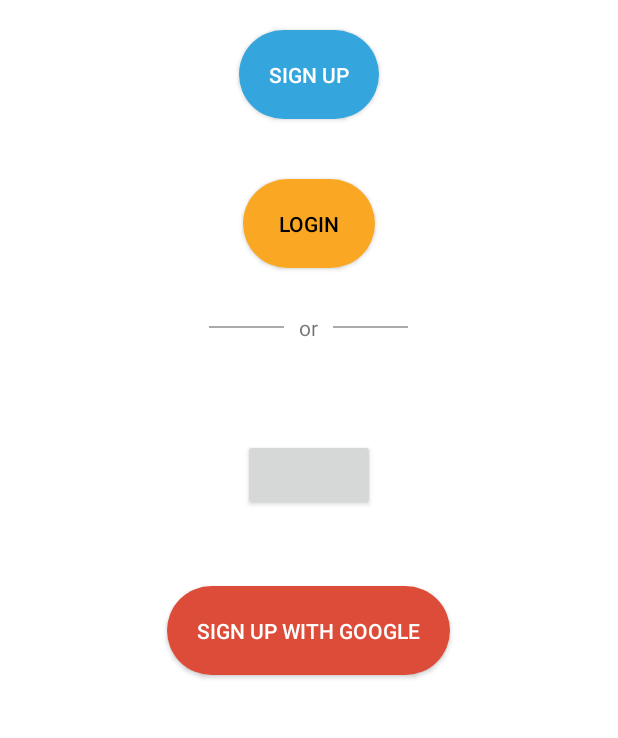
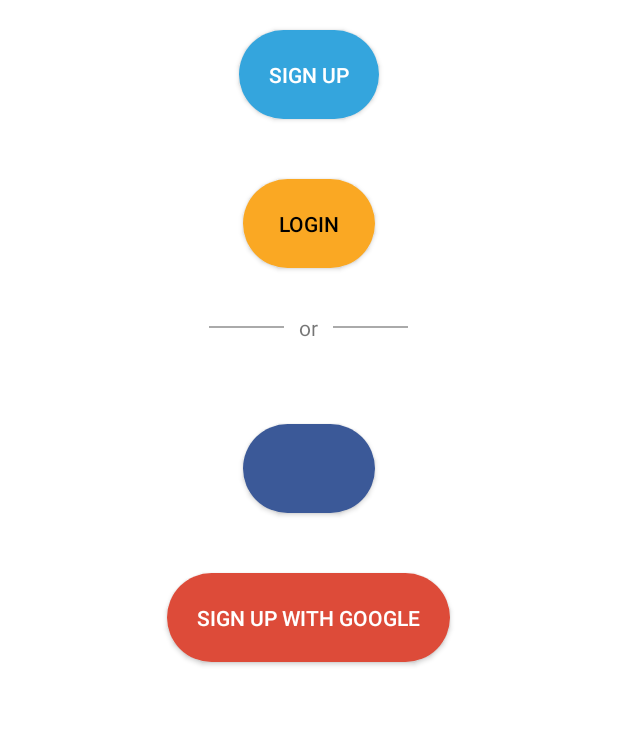
Before and after one commit to TrevinAvery/Beyond_Thrift, an Android app: the screen it shows after launch (MainActivity), after a tap on "GET STARTED", on a phone screen of 412 x 824 dp, the part 84-822 px from its top. Run offline under Robolectric (Android 15) with nearby library versions, the phone set to English and light mode, and no system bars; libraries missing offline, so code that uses them is left out: com.facebook, com.facebook.login; plain views replace LoginButton; pictures from the network do not load; 5 statements that could not run were skipped.

Commit message:
Changed Facebook button

```diff
--- a/app/src/main/res/layout/fragment_login.xml
+++ b/app/src/main/res/layout/fragment_login.xml
@@ -58,6 +58,7 @@
         android:id="@+id/facebookLoginButton"
         android:layout_width="wrap_content"
         android:layout_height="wrap_content"
+        style="@style/facebook_button"
         android:layout_gravity="center_horizontal"
         android:layout_marginTop="30dp"
         android:layout_marginBottom="30dp" />
```
